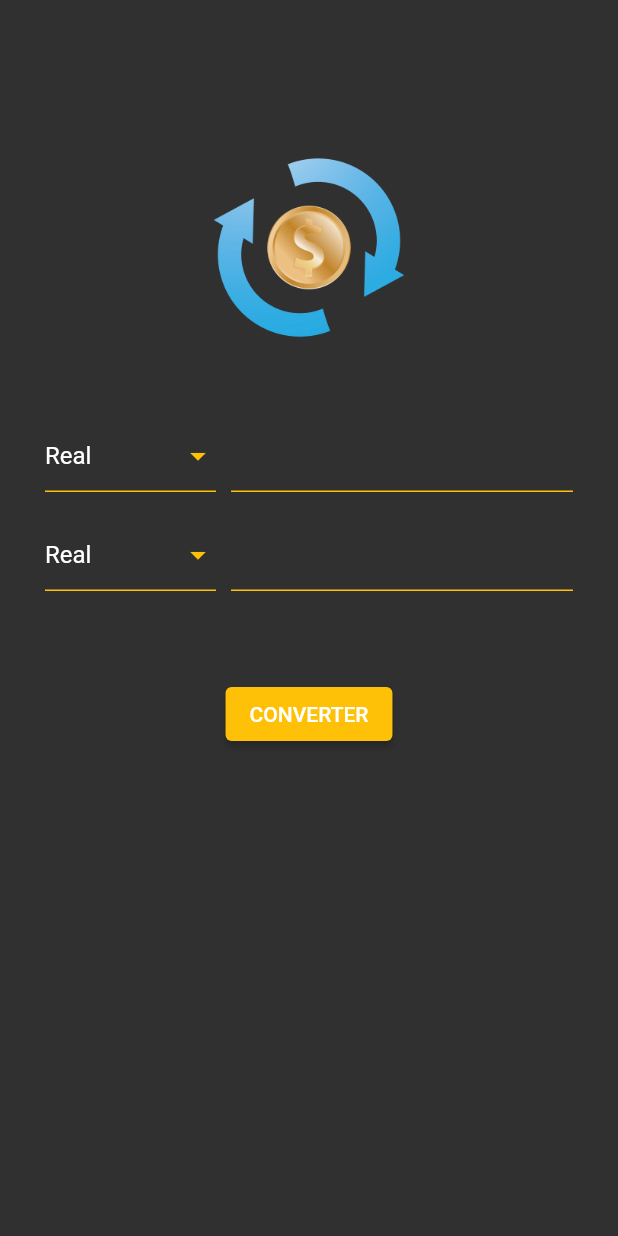
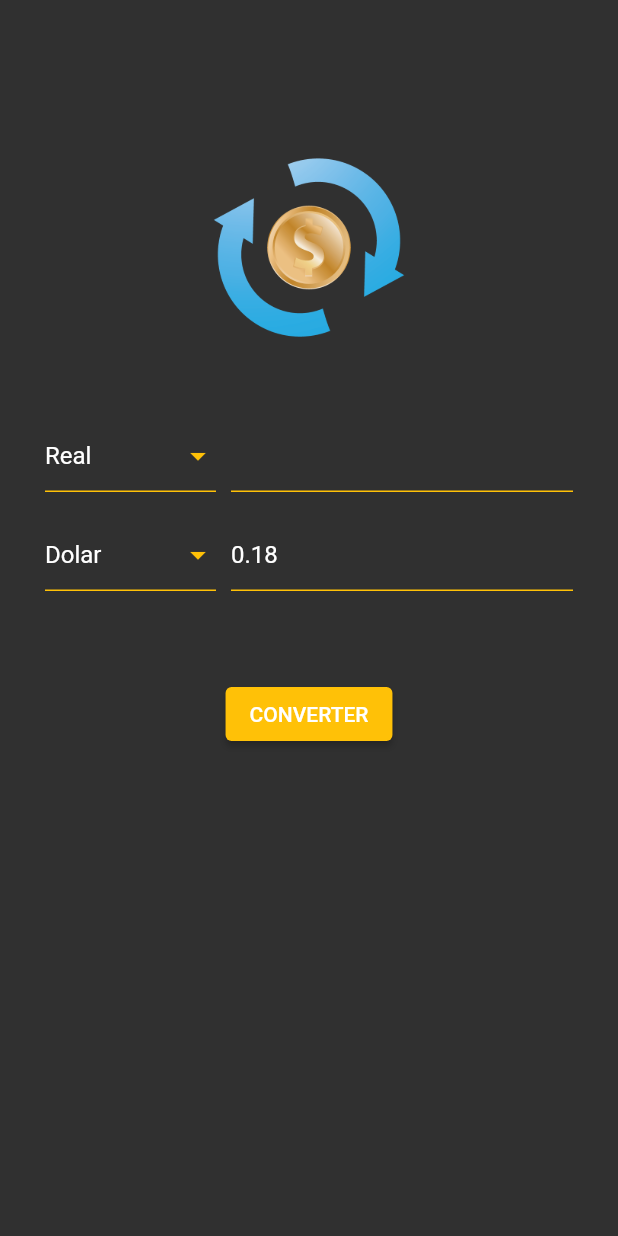
Before and after one commit to luizgustavoou/Conversor-Moeda, a Flutter app: the screen it shows after launch, after a tap on "CONVERTER", on a phone screen of 412 x 824 dp. Run offline on Flutter 3.47's test engine with Material 2 defaults, Android fonts, the light colour scheme and no system bars.

Commit message:
jutanr model view e controller

```diff
--- a/lib/app/components/currency_box.dart
+++ b/lib/app/components/currency_box.dart
@@ -1,7 +1,18 @@
+import 'package:conversor_curso/app/models/currency_model.dart';
 import 'package:flutter/material.dart';
 
 class CurrencyBox extends StatelessWidget {
-  const CurrencyBox({super.key});
+  final List<CurrencyModel> items;
+  final TextEditingController controller;
+  final void Function(CurrencyModel?)? onChanged;
+
+  final CurrencyModel selectedItem;
+  const CurrencyBox(
+      {super.key,
+      required this.items,
+      required this.controller,
+      required this.onChanged,
+      required this.selectedItem});
 
   @override
   Widget build(BuildContext context) {
@@ -12,19 +23,19 @@ class CurrencyBox extends StatelessWidget {
             flex: 1,
             child: SizedBox(
               height: 56,
-              child: DropdownButton(
+              child: DropdownButton<CurrencyModel>(
+                  value: selectedItem,
                   iconEnabledColor: Colors.amber,
                   isExpanded: true,
                   underline: Container(
                     height: 1,
                     color: Colors.amber,
                   ),
-                  value: 'a',
-                  items: [
-                    DropdownMenuItem(value: 'a', child: Text('Real')),
-                    DropdownMenuItem(value: 'b', child: Text('Dolar'))
-                  ],
-                  onChanged: (value) {}),
+                  items: items
+                      .map((e) =>
+                          DropdownMenuItem(value: e, child: Text(e.name)))
+                      .toList(),
+                  onChanged: onChanged),
             )),
         SizedBox(
           width: 10,
@@ -32,7 +43,8 @@ class CurrencyBox extends StatelessWidget {
         Expanded(
             flex: 2,
             child: TextField(
-                onChanged: (text) {},
+                controller: controller,
+                // onChanged: (text) {},
                 decoration: InputDecoration(
                     enabledBorder: UnderlineInputBorder(
                         borderSide: BorderSide(color: Colors.amber)),
--- a/lib/app/views/home_view.dart
+++ b/lib/app/views/home_view.dart
@@ -2,12 +2,21 @@ import 'package:conversor_curso/app/components/currency_box.dart';
 import 'package:conversor_curso/app/controllers/home_controller.dart';
 import 'package:flutter/material.dart';
 
-class HomeView extends StatelessWidget {
+class HomeView extends StatefulWidget {
+  @override
+  State<HomeView> createState() => _HomeViewState();
+}
+
+class _HomeViewState extends State<HomeView> {
+  late final HomeController homeController;
   final TextEditingController toText = TextEditingController();
+
   final TextEditingController fromText = TextEditingController();
-  late final HomeController homeController;
 
-  HomeView({super.key}) {
+  @override
+  void initState() {
+    // TODO: implement initState
+    super.initState();
     homeController = HomeController(toText: toText, fromText: fromText);
   }
 
@@ -30,17 +39,37 @@ class HomeView extends StatelessWidget {
             SizedBox(
               height: 50,
             ),
-            CurrencyBox(),
+            CurrencyBox(
+              selectedItem: homeController.toCurrency,
+              controller: homeController.toText,
+              items: homeController.currencies,
+              onChanged: (model) {
+                setState(() {
+                  homeController.toCurrency = model!;
+                });
+              },
+            ),
             SizedBox(
               height: 10,
             ),
-            CurrencyBox(),
+            CurrencyBox(
+              selectedItem: homeController.fromCurrency,
+              controller: homeController.fromText,
+              items: homeController.currencies,
+              onChanged: (model) {
+                setState(() {
+                  homeController.fromCurrency = model!;
+                });
+              },
+            ),
             SizedBox(
               height: 50,
             ),
             ElevatedButton(
                 style: ElevatedButton.styleFrom(backgroundColor: Colors.amber),
-                onPressed: () {},
+                onPressed: () {
+                  homeController.converter();
+                },
                 child: Text('CONVERTER'))
           ],
         ),
```
